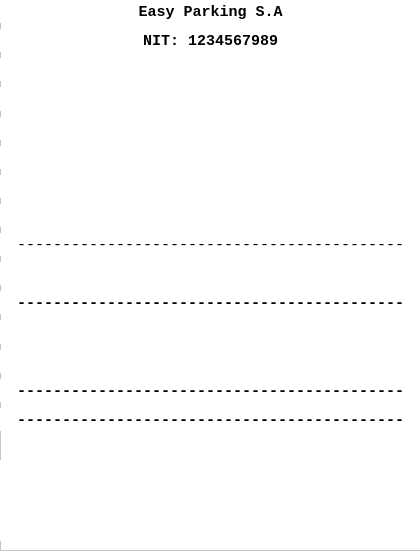
The window that ui_py/factura.ui (Simon010717/EasyParkingPy) describes before a commit, drawn with Qt 5.
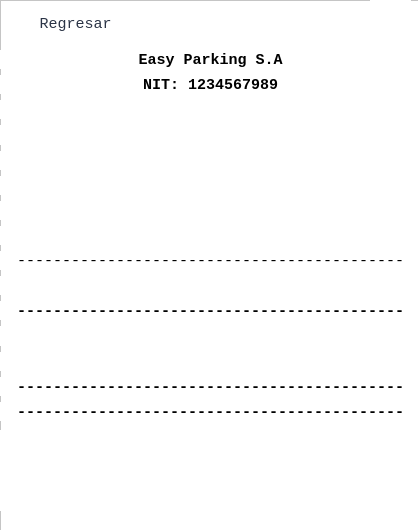
The same window after the commit. Icons and pictures are not drawn.

The edit to the form file:
```diff
--- a/ui_py/factura.ui
+++ b/ui_py/factura.ui
@@ -9,8 +9,8 @@
    <rect>
     <x>0</x>
     <y>0</y>
-    <width>420</width>
-    <height>551</height>
+    <width>418</width>
+    <height>530</height>
    </rect>
   </property>
   <property name="windowTitle">
@@ -29,6 +29,16 @@
 }
 QFrame{
 background: white;
+}
+QPushButton{
+color: #2B3446;
+border-radius: 5px;
+background:white;
+font-size: 15px
+}
+QPushButton:hover{
+border-style:solid;
+border-width:1px;
 }</string>
   </property>
   <widget class="QWidget" name="centralwidget">
@@ -38,7 +48,7 @@
       <x>0</x>
       <y>0</y>
       <width>421</width>
-      <height>551</height>
+      <height>531</height>
      </rect>
     </property>
     <property name="frameShape">
@@ -51,9 +61,9 @@
      <property name="geometry">
       <rect>
        <x>0</x>
-       <y>0</y>
+       <y>50</y>
        <width>421</width>
-       <height>431</height>
+       <height>371</height>
       </rect>
      </property>
      <layout class="QVBoxLayout" name="verticalLayout">
@@ -454,7 +464,7 @@
      <property name="geometry">
       <rect>
        <x>0</x>
-       <y>460</y>
+       <y>430</y>
        <width>421</width>
        <height>81</height>
       </rect>
@@ -474,6 +484,41 @@
       <set>Qt::AlignCenter</set>
      </property>
     </widget>
+    <widget class="QLabel" name="label_11">
+     <property name="geometry">
+      <rect>
+       <x>370</x>
+       <y>0</y>
+       <width>41</width>
+       <height>51</height>
+      </rect>
+     </property>
+     <property name="styleSheet">
+      <string notr="true"/>
+     </property>
+     <property name="text">
+      <string/>
+     </property>
+     <property name="pixmap">
+      <pixmap resource="logo.qrc">:/logo/ep_negro.svg</pixmap>
+     </property>
+     <property name="scaledContents">
+      <bool>true</bool>
+     </property>
+    </widget>
+    <widget class="QPushButton" name="regresarButton">
+     <property name="geometry">
+      <rect>
+       <x>10</x>
+       <y>10</y>
+       <width>131</width>
+       <height>28</height>
+      </rect>
+     </property>
+     <property name="text">
+      <string>Regresar</string>
+     </property>
+    </widget>
    </widget>
   </widget>
  </widget>
```
Left out of the diff: 4 changed lines with no effect on the pictures.
